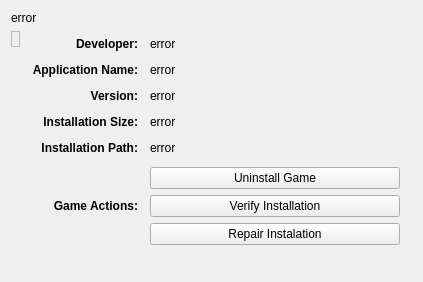
First picture: the form in resources/ui/components/tabs/games/game_info/game_info.ui, repository RareDevs/Rare, before the edit.
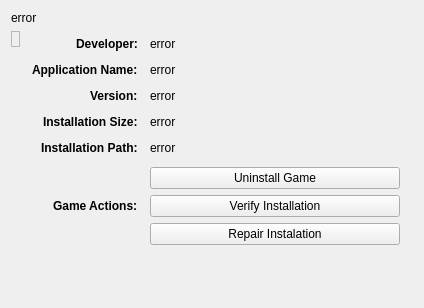
Second picture: the form after the edit.

Commit message: Use widget alignment instead of label alignment

Patch:
```diff
--- a/resources/ui/components/tabs/games/game_info/game_info.ui
+++ b/resources/ui/components/tabs/games/game_info/game_info.ui
@@ -2,6 +2,14 @@
 <ui version="4.0">
  <class>GameInfo</class>
  <widget class="QWidget" name="GameInfo">
+  <property name="geometry">
+   <rect>
+    <x>0</x>
+    <y>0</y>
+    <width>424</width>
+    <height>308</height>
+   </rect>
+  </property>
   <property name="windowTitle">
    <string>Game Info</string>
   </property>
@@ -56,7 +64,7 @@
        </property>
       </widget>
      </item>
-     <item row="0" column="0">
+     <item row="0" column="0" alignment="Qt::AlignRight">
       <widget class="QLabel" name="lbl_dev">
        <property name="sizePolicy">
         <sizepolicy hsizetype="Minimum" vsizetype="Preferred">
@@ -73,9 +81,6 @@
        <property name="text">
         <string>Developer:</string>
        </property>
-       <property name="alignment">
-        <set>Qt::AlignRight|Qt::AlignTrailing|Qt::AlignVCenter</set>
-       </property>
       </widget>
      </item>
      <item row="0" column="1">
@@ -98,7 +103,7 @@
        </property>
       </widget>
      </item>
-     <item row="2" column="0">
+     <item row="2" column="0" alignment="Qt::AlignRight">
       <widget class="QLabel" name="lbl_version">
        <property name="sizePolicy">
         <sizepolicy hsizetype="Minimum" vsizetype="Preferred">
@@ -115,12 +120,9 @@
        <property name="text">
         <string>Version:</string>
        </property>
-       <property name="alignment">
-        <set>Qt::AlignRight|Qt::AlignTrailing|Qt::AlignVCenter</set>
-       </property>
       </widget>
      </item>
-     <item row="4" column="0">
+     <item row="4" column="0" alignment="Qt::AlignRight">
       <widget class="QLabel" name="lbl_install_path">
        <property name="sizePolicy">
         <sizepolicy hsizetype="Minimum" vsizetype="Preferred">
@@ -137,9 +139,6 @@
        <property name="text">
         <string>Installation Path:</string>
        </property>
-       <property name="alignment">
-        <set>Qt::AlignRight|Qt::AlignTrailing|Qt::AlignVCenter</set>
-       </property>
       </widget>
      </item>
      <item row="6" column="1">
@@ -155,7 +154,7 @@
        </property>
       </spacer>
      </item>
-     <item row="5" column="0">
+     <item row="5" column="0" alignment="Qt::AlignRight">
       <widget class="QLabel" name="lbl_game_actions">
        <property name="sizePolicy">
         <sizepolicy hsizetype="Minimum" vsizetype="Preferred">
@@ -172,12 +171,9 @@
        <property name="text">
         <string>Game Actions:</string>
        </property>
-       <property name="alignment">
-        <set>Qt::AlignRight|Qt::AlignTrailing|Qt::AlignVCenter</set>
-       </property>
       </widget>
      </item>
-     <item row="1" column="0">
+     <item row="1" column="0" alignment="Qt::AlignRight">
       <widget class="QLabel" name="lbl_app_name">
        <property name="sizePolicy">
         <sizepolicy hsizetype="Minimum" vsizetype="Preferred">
@@ -194,12 +190,9 @@
        <property name="text">
         <string>Application Name:</string>
        </property>
-       <property name="alignment">
-        <set>Qt::AlignRight|Qt::AlignTrailing|Qt::AlignVCenter</set>
-       </property>
       </widget>
      </item>
-     <item row="3" column="0">
+     <item row="3" column="0" alignment="Qt::AlignRight">
       <widget class="QLabel" name="lbl_install_size">
        <property name="sizePolicy">
         <sizepolicy hsizetype="Minimum" vsizetype="Preferred">
@@ -216,9 +209,6 @@
        <property name="text">
         <string>Installation Size:</string>
        </property>
-       <property name="alignment">
-        <set>Qt::AlignRight|Qt::AlignTrailing|Qt::AlignVCenter</set>
-       </property>
       </widget>
      </item>
      <item row="6" column="0">
```
The commit also changes 9 other files.
